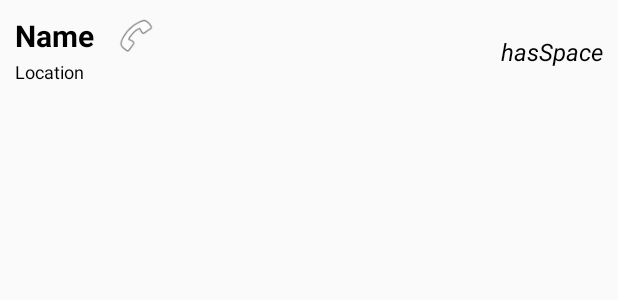
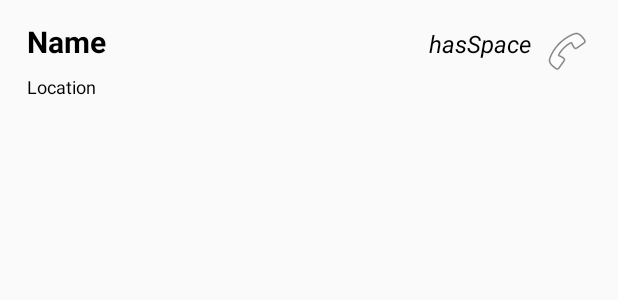
Before and after one commit to william-crawford/Lamp, an Android app: the layout listelement.xml on its own in the app's theme, with its tools: preview values and no code run, on a phone screen of 412 x 824 dp. Shown: the top 300 px of the screen. Run offline under Robolectric (Android 15) with nearby library versions, the phone set to English and light mode, and no system bars.

Commit message:
minor changes

```diff
--- a/app/src/main/AndroidManifest.xml
+++ b/app/src/main/AndroidManifest.xml
@@ -41,7 +41,7 @@
                 <category android:name="android.intent.category.LAUNCHER" />
             </intent-filter>
         </activity>
-        <activity android:name=".controller.TestActivity"></activity>
+        <activity android:name=".controller.TestActivity" />
     </application>
 
 </manifest>
--- a/app/src/main/java/cs2340/edu/gatech/lamp/controller/WelcomeActivity.java
+++ b/app/src/main/java/cs2340/edu/gatech/lamp/controller/WelcomeActivity.java
@@ -56,4 +56,9 @@ public class WelcomeActivity extends AppCompatActivity {
                     RC_SIGN_IN);
         }
     }
+
+    @Override
+    public void onBackPressed() {
+        System.exit(0);
+    }
 }
--- a/app/src/main/java/cs2340/edu/gatech/lamp/model/Shelter.java
+++ b/app/src/main/java/cs2340/edu/gatech/lamp/model/Shelter.java
@@ -159,6 +159,7 @@ public class Shelter {
         location = new Location(latitude, longitude, address);
         notes = info[7];
         phoneNumber = info[8];
+        imageURL = info[9];
 
         // DON'T READ THIS IF YOU LIKE SLEEPING COMFORTABLY AT NIGHT
         if (restrictions.contains("Women")) {
--- a/app/src/main/res/layout/fragment_maps_detail.xml
+++ b/app/src/main/res/layout/fragment_maps_detail.xml
@@ -56,13 +56,15 @@
 
         <TextView
             android:id="@+id/txt_map_location_name"
-            android:layout_width="wrap_content"
+            android:layout_width="0dp"
             android:layout_height="wrap_content"
+            android:layout_marginEnd="32dp"
             android:layout_marginStart="8dp"
             android:layout_marginTop="8dp"
             android:text="TextView"
             android:textSize="18sp"
             android:textStyle="bold"
+            app:layout_constraintEnd_toStartOf="@+id/txt_map_distance_to"
             app:layout_constraintStart_toStartOf="parent"
             app:layout_constraintTop_toTopOf="parent"
             tools:text="The CULC" />
--- a/app/src/main/res/layout/listelement.xml
+++ b/app/src/main/res/layout/listelement.xml
@@ -1,4 +1,6 @@
-<RelativeLayout xmlns:android="http://schemas.android.com/apk/res/android"
+<android.support.constraint.ConstraintLayout xmlns:android="http://schemas.android.com/apk/res/android"
+    xmlns:app="http://schemas.android.com/apk/res-auto"
+    xmlns:tools="http://schemas.android.com/tools"
     android:layout_width="match_parent"
     android:layout_height="wrap_content"
     android:orientation="vertical"
@@ -6,14 +8,20 @@
 
     <TextView
         android:id="@+id/name"
-        android:layout_width="wrap_content"
+        android:layout_width="0dp"
         android:layout_height="wrap_content"
         android:layout_alignParentTop="true"
+        android:layout_marginEnd="8dp"
+        android:layout_marginStart="8dp"
+        android:layout_marginTop="4dp"
         android:text="Name"
+        android:textAppearance="?android:attr/textAppearanceSmall"
+        android:textColor="@android:color/black"
         android:textSize="20sp"
         android:textStyle="bold"
-        android:textAppearance="?android:attr/textAppearanceSmall"
-        android:textColor="@android:color/black" />
+        app:layout_constraintEnd_toStartOf="@+id/hasSpace"
+        app:layout_constraintStart_toStartOf="parent"
+        app:layout_constraintTop_toTopOf="parent" />
 
 
     <TextView
@@ -21,39 +29,39 @@
         android:layout_width="wrap_content"
         android:layout_height="wrap_content"
         android:layout_below="@+id/name"
-        android:layout_marginTop="2dp"
+        android:layout_marginStart="8dp"
+        android:layout_marginTop="8dp"
         android:text="Location"
+        android:textColor="@android:color/black"
         android:textSize="12sp"
-        android:textColor="@android:color/black" />
+        app:layout_constraintStart_toStartOf="parent"
+        app:layout_constraintTop_toBottomOf="@+id/name" />
 
     <ImageView
         android:id="@+id/call_butt"
         android:layout_width="wrap_content"
         android:layout_height="wrap_content"
         android:layout_above="@+id/location"
-        android:layout_toRightOf="@+id/name"
-        android:layout_marginLeft="12dp"
-        android:src="@android:drawable/ic_menu_call" />
+        android:layout_alignParentRight="true"
+        android:layout_marginEnd="8dp"
+        android:layout_marginTop="8dp"
+        android:src="@android:drawable/ic_menu_call"
+        app:layout_constraintEnd_toEndOf="parent"
+        app:layout_constraintTop_toTopOf="parent" />
 
-
-    <LinearLayout
-        android:layout_width="wrap_content"
-        android:layout_height="wrap_content"
-        android:layout_alignParentEnd="true"
-        android:layout_alignParentTop="true"
-        android:orientation="vertical">
 
     <TextView
         android:id="@+id/hasSpace"
         android:layout_width="wrap_content"
         android:layout_height="wrap_content"
-            android:layout_alignParentRight="true"
+        android:layout_marginEnd="8dp"
+        android:layout_marginTop="8dp"
+        android:layout_toLeftOf="@+id/call_butt"
         android:text="hasSpace"
         android:textColor="@android:color/black"
         android:textSize="16sp"
         android:textStyle="italic"
-            android:layout_marginTop="13dp"/>
+        app:layout_constraintEnd_toStartOf="@+id/call_butt"
+        app:layout_constraintTop_toTopOf="parent" />
 
-    </LinearLayout>
-
-</RelativeLayout>
+</android.support.constraint.ConstraintLayout>
```
Also changed, not shown: app/src/main/java/cs2340/edu/gatech/lamp/controller/ListActivity.java (+7 -0 lines), app/src/main/java/cs2340/edu/gatech/lamp/controller/MapsActivity.java (+6 -1 lines), app/src/main/res/layout/listitem.xml (deleted, +0 -38 lines), app/src/main/res/layout/listview.xml (+5 -7 lines). Lines whose indentation alone changed are shown as unchanged.
